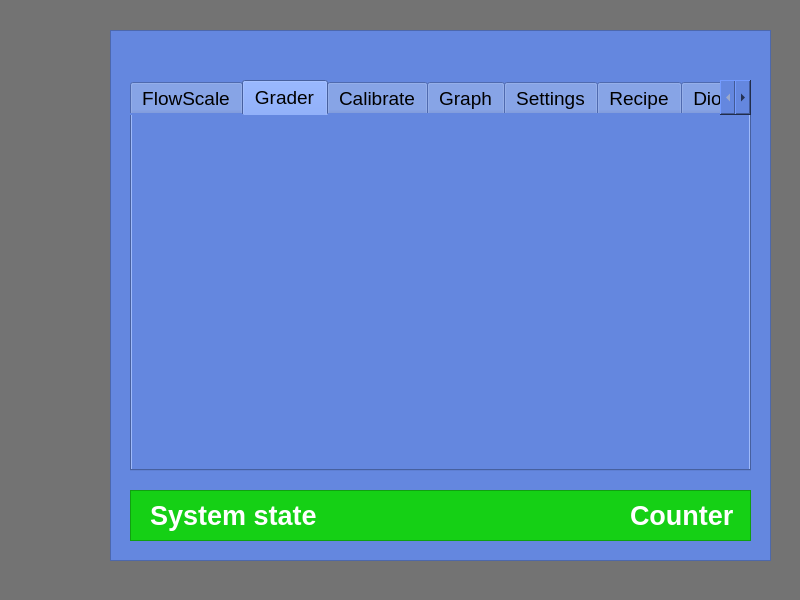
sigurgeirg/sandbox, file flowscale/forms/mainwindow.ui: the form before one commit.
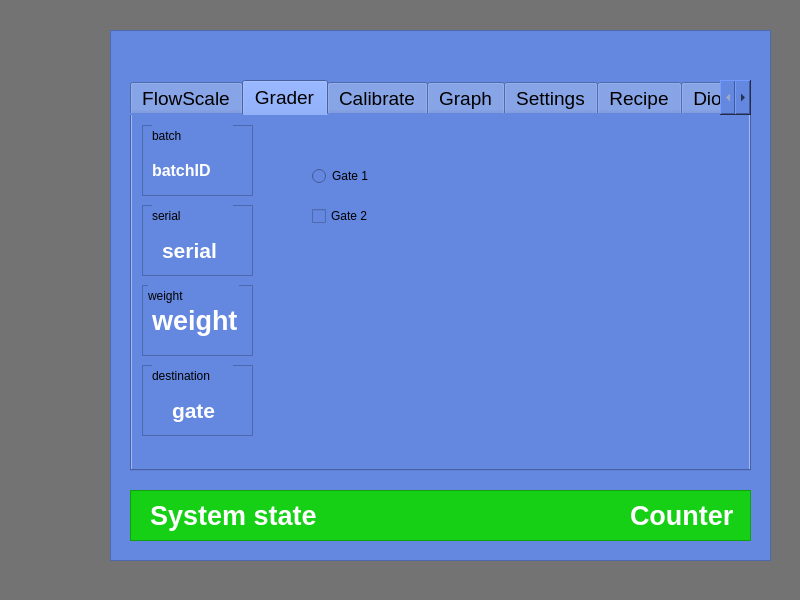
The form after the commit. The open tabs and pages were chosen to show the change. Custom widgets are drawn as their Qt base class.

```diff
--- a/flowscale/forms/mainwindow.ui
+++ b/flowscale/forms/mainwindow.ui
@@ -1184,6 +1184,252 @@
       <attribute name="title">
        <string>Grader</string>
       </attribute>
+      <widget class="QFrame" name="destinationFrame_2">
+       <property name="geometry">
+        <rect>
+         <x>10</x>
+         <y>250</y>
+         <width>111</width>
+         <height>71</height>
+        </rect>
+       </property>
+       <property name="styleSheet">
+        <string notr="true"/>
+       </property>
+       <property name="frameShape">
+        <enum>QFrame::StyledPanel</enum>
+       </property>
+       <property name="frameShadow">
+        <enum>QFrame::Raised</enum>
+       </property>
+       <widget class="QLabel" name="lblDestinationGate_2">
+        <property name="geometry">
+         <rect>
+          <x>30</x>
+          <y>30</y>
+          <width>51</width>
+          <height>31</height>
+         </rect>
+        </property>
+        <property name="font">
+         <font>
+          <pointsize>16</pointsize>
+          <weight>75</weight>
+          <bold>true</bold>
+         </font>
+        </property>
+        <property name="styleSheet">
+         <string notr="true">color: rgb(255, 255, 255);</string>
+        </property>
+        <property name="text">
+         <string>gate</string>
+        </property>
+       </widget>
+       <widget class="QLabel" name="lblDestination_2">
+        <property name="geometry">
+         <rect>
+          <x>10</x>
+          <y>0</y>
+          <width>81</width>
+          <height>21</height>
+         </rect>
+        </property>
+        <property name="text">
+         <string>destination</string>
+        </property>
+       </widget>
+      </widget>
+      <widget class="QFrame" name="serialFrame_2">
+       <property name="geometry">
+        <rect>
+         <x>10</x>
+         <y>90</y>
+         <width>111</width>
+         <height>71</height>
+        </rect>
+       </property>
+       <property name="styleSheet">
+        <string notr="true"/>
+       </property>
+       <property name="frameShape">
+        <enum>QFrame::StyledPanel</enum>
+       </property>
+       <property name="frameShadow">
+        <enum>QFrame::Raised</enum>
+       </property>
+       <widget class="QLabel" name="lblSerialNumber_2">
+        <property name="geometry">
+         <rect>
+          <x>20</x>
+          <y>30</y>
+          <width>81</width>
+          <height>31</height>
+         </rect>
+        </property>
+        <property name="font">
+         <font>
+          <pointsize>16</pointsize>
+          <weight>75</weight>
+          <bold>true</bold>
+         </font>
+        </property>
+        <property name="styleSheet">
+         <string notr="true">color: rgb(255, 255, 255);</string>
+        </property>
+        <property name="text">
+         <string>serial</string>
+        </property>
+       </widget>
+       <widget class="QLabel" name="lblSerial_2">
+        <property name="geometry">
+         <rect>
+          <x>10</x>
+          <y>0</y>
+          <width>81</width>
+          <height>21</height>
+         </rect>
+        </property>
+        <property name="text">
+         <string>serial</string>
+        </property>
+       </widget>
+      </widget>
+      <widget class="QFrame" name="filteredWeightFrame_2">
+       <property name="geometry">
+        <rect>
+         <x>10</x>
+         <y>170</y>
+         <width>111</width>
+         <height>71</height>
+        </rect>
+       </property>
+       <property name="styleSheet">
+        <string notr="true"/>
+       </property>
+       <property name="frameShape">
+        <enum>QFrame::StyledPanel</enum>
+       </property>
+       <property name="frameShadow">
+        <enum>QFrame::Raised</enum>
+       </property>
+       <widget class="QLabel" name="lblProductWeight_2">
+        <property name="geometry">
+         <rect>
+          <x>10</x>
+          <y>20</y>
+          <width>91</width>
+          <height>31</height>
+         </rect>
+        </property>
+        <property name="font">
+         <font>
+          <pointsize>20</pointsize>
+          <weight>75</weight>
+          <bold>true</bold>
+         </font>
+        </property>
+        <property name="styleSheet">
+         <string notr="true">color: rgb(255, 255, 255);</string>
+        </property>
+        <property name="text">
+         <string>weight</string>
+        </property>
+       </widget>
+       <widget class="QLabel" name="lblWeightHeader_2">
+        <property name="geometry">
+         <rect>
+          <x>6</x>
+          <y>0</y>
+          <width>91</width>
+          <height>21</height>
+         </rect>
+        </property>
+        <property name="text">
+         <string>weight</string>
+        </property>
+       </widget>
+      </widget>
+      <widget class="QFrame" name="batchFrame_2">
+       <property name="geometry">
+        <rect>
+         <x>10</x>
+         <y>10</y>
+         <width>111</width>
+         <height>71</height>
+        </rect>
+       </property>
+       <property name="styleSheet">
+        <string notr="true"/>
+       </property>
+       <property name="frameShape">
+        <enum>QFrame::StyledPanel</enum>
+       </property>
+       <property name="frameShadow">
+        <enum>QFrame::Raised</enum>
+       </property>
+       <widget class="QLabel" name="lblBatchID_2">
+        <property name="geometry">
+         <rect>
+          <x>10</x>
+          <y>30</y>
+          <width>91</width>
+          <height>31</height>
+         </rect>
+        </property>
+        <property name="font">
+         <font>
+          <pointsize>12</pointsize>
+          <weight>75</weight>
+          <bold>true</bold>
+         </font>
+        </property>
+        <property name="styleSheet">
+         <string notr="true">color: rgb(255, 255, 255);</string>
+        </property>
+        <property name="text">
+         <string>batchID</string>
+        </property>
+       </widget>
+       <widget class="QLabel" name="lblBatch_2">
+        <property name="geometry">
+         <rect>
+          <x>10</x>
+          <y>0</y>
+          <width>81</width>
+          <height>21</height>
+         </rect>
+        </property>
+        <property name="text">
+         <string>batch</string>
+        </property>
+       </widget>
+      </widget>
+      <widget class="QRadioButton" name="radioButton">
+       <property name="geometry">
+        <rect>
+         <x>180</x>
+         <y>50</y>
+         <width>81</width>
+         <height>22</height>
+        </rect>
+       </property>
+       <property name="text">
+        <string>Gate 1</string>
+       </property>
+      </widget>
+      <widget class="QCheckBox" name="checkBox">
+       <property name="geometry">
+        <rect>
+         <x>180</x>
+         <y>90</y>
+         <width>81</width>
+         <height>22</height>
+        </rect>
+       </property>
+       <property name="text">
+        <string>Gate 2</string>
+       </property>
+      </widget>
      </widget>
      <widget class="QWidget" name="tabCalibrate">
       <property name="enabled">
```
Left out of the diff: 2 changed lines with no effect on the pictures.
